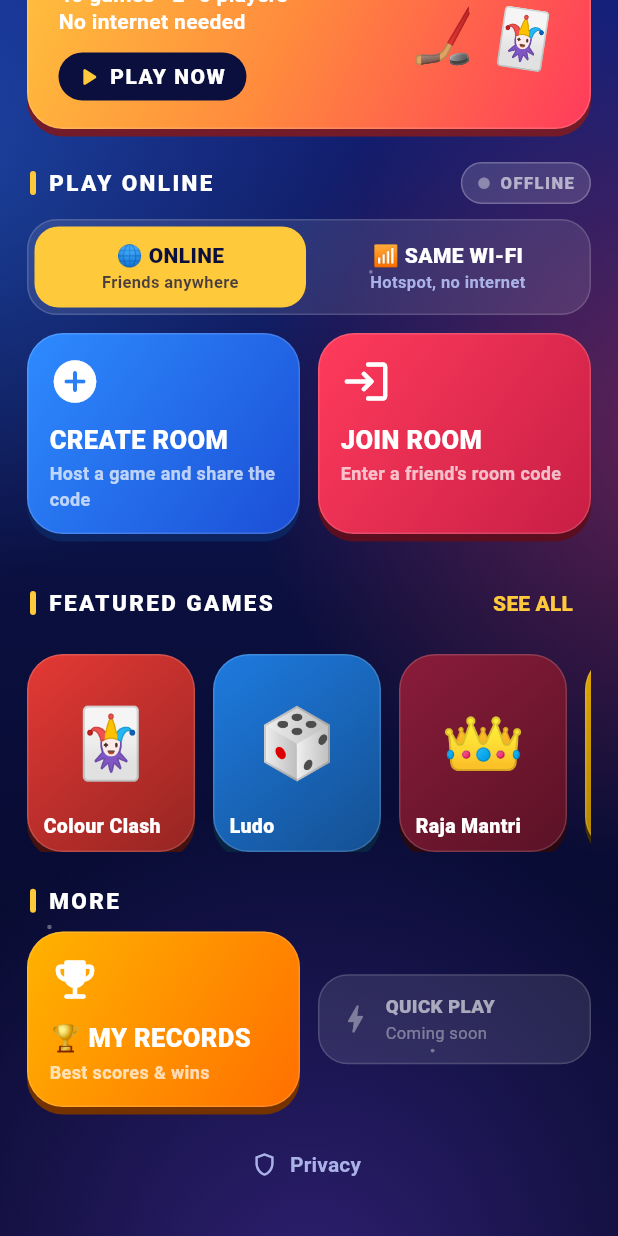
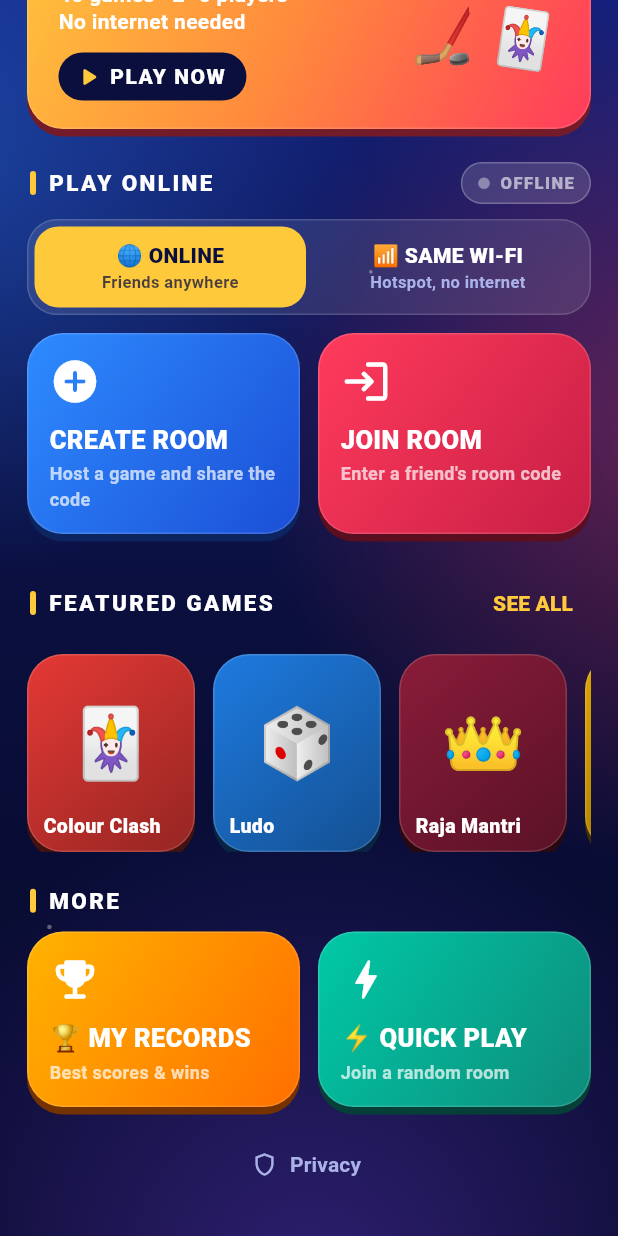
Before and after one commit to shubhamgupta24b-rgb/Two-player-online, a Flutter app: the HomeScreen screen opened directly, scrolled down 176 dp, on a phone screen of 412 x 824 dp. Run offline on Flutter 3.47's test engine with Material 3 defaults, Android fonts, the phone set to English and light mode, and no system bars; our stand-ins replace shared_preferences, socket_io_client; accounts and stored records are empty.

Commit message:
Quick Play: join a random open room, for any game or one you pick
- Server: quick_play matches you into an open public room (fullest first),
  or opens a new public room (up to 6) that the next quick players join.
  Rooms made with CREATE ROOM stay private
- Home: QUICK PLAY card opens a screen with ANY GAME or the game grid
- Lobby: Quick Play rooms are labelled as open to everyone

Tests: server 85

Co-Authored-By: Claude Opus 5.5 <noreply@anthropic.com>

```diff
--- a/mobile/lib/core/room/room_manager.dart
+++ b/mobile/lib/core/room/room_manager.dart
@@ -33,12 +33,14 @@ class Room {
   final List<RoomPlayer> players;
   final Party? party;
   final Set<String> playable; // games that fit the players in the room right now
-  Room(this.code, this.gameType, this.hostId, this.status, this.maxPlayers, this.players, {this.party, this.playable = const {}});
+  final bool isPublic; // a Quick Play room: strangers can be matched into it
+  Room(this.code, this.gameType, this.hostId, this.status, this.maxPlayers, this.players, {this.party, this.playable = const {}, this.isPublic = false});
   factory Room.fromJson(Map j) => Room(
         j['code'], j['gameType'], j['hostId'], j['status'], j['maxPlayers'],
         (j['players'] as List).map((p) => RoomPlayer.fromJson(p as Map)).toList(),
         party: j['party'] == null ? null : Party.fromJson(j['party'] as Map),
         playable: {...((j['playable'] as List?) ?? const []).cast<String>()},
+        isPublic: j['isPublic'] == true,
       );
   bool get allReady => players.length >= 2 && players.every((p) => p.ready && p.connected);
 }
@@ -109,6 +111,9 @@ class RoomManager extends ChangeNotifier {
 
   Future<String?> create(String gameType, int maxPlayers) => _roomCall('create_room', {'gameType': gameType, 'maxPlayers': maxPlayers});
   Future<String?> join(String code) => _roomCall('join_room', {'code': code.trim().toUpperCase()});
+
+  /// Quick Play: matched into a random open room (for [gameType], or any game).
+  Future<String?> quickPlay([String? gameType]) => _roomCall('quick_play', {if (gameType != null) 'gameType': gameType});
   Future<String?> setReady(bool ready) => _roomCall(ready ? 'player_ready' : 'player_unready');
   Future<String?> start() => _roomCall('start_game');
   Future<String?> returnToLobby() => _roomCall('return_to_lobby');
--- a/mobile/lib/features/home/home_screen.dart
+++ b/mobile/lib/features/home/home_screen.dart
@@ -13,6 +13,7 @@ import '../lobby/lobby_screen.dart';
 import '../local_games/local_games_hub_screen.dart';
 import '../local_games/shell/local_game_shell.dart';
 import '../privacy/privacy_screen.dart';
+import '../quick_play/quick_play_screen.dart';
 import '../raja_mantri/rmcs_screen.dart';
 import '../records/records_screen.dart';
 
@@ -133,7 +134,15 @@ class _HomeScreenState extends State<HomeScreen> {
                     ),
                   ),
                   const SizedBox(width: 12),
-                  const Expanded(child: _SoonTile(icon: Icons.bolt_rounded, title: 'QUICK PLAY', subtitle: 'Coming soon')),
+                  Expanded(
+                    child: _ActionCard(
+                      title: '⚡ QUICK PLAY',
+                      subtitle: 'Join a random room',
+                      icon: Icons.bolt_rounded,
+                      colors: const [Color(0xFF00C9A7), Color(0xFF0E8C7B)],
+                      onTap: () => _open(const QuickPlayScreen()),
+                    ),
+                  ),
                 ]),
                 const SizedBox(height: 14),
                 Center(
@@ -463,28 +472,3 @@ class _ActionCard extends StatelessWidget {
         ]),
       );
 }
-
-class _SoonTile extends StatelessWidget {
-  final IconData icon;
-  final String title;
-  final String subtitle;
-  const _SoonTile({required this.icon, required this.title, required this.subtitle});
-  @override
-  Widget build(BuildContext context) => Semantics(
-        label: '$title, coming later',
-        child: Container(
-          padding: const EdgeInsets.all(12),
-          decoration: BoxDecoration(color: AppColors.glass, borderRadius: BorderRadius.circular(20), border: Border.all(color: AppColors.stroke)),
-          child: Row(children: [
-            Icon(icon, color: Colors.white38),
-            const SizedBox(width: 8),
-            Expanded(
-              child: Column(crossAxisAlignment: CrossAxisAlignment.start, children: [
-                Text(title, maxLines: 1, overflow: TextOverflow.ellipsis, style: const TextStyle(color: Colors.white60, fontWeight: FontWeight.w900, fontSize: 12.5)),
-                Text(subtitle, maxLines: 1, overflow: TextOverflow.ellipsis, style: const TextStyle(color: Colors.white38, fontSize: 11)),
-              ]),
-            ),
-          ]),
-        ),
-      );
-}
--- a/mobile/lib/features/lobby/lobby_screen.dart
+++ b/mobile/lib/features/lobby/lobby_screen.dart
@@ -87,7 +87,7 @@ class LobbyScreen extends StatelessWidget {
               ),
               Expanded(
                 child: ListView(padding: const EdgeInsets.fromLTRB(16, 4, 16, 16), children: [
-                  _CodeCard(code: room.code),
+                  _CodeCard(code: room.code, quickPlay: room.isPublic),
                   const SizedBox(height: 14),
                   _GameCard(game: game, fits: fits, playerCount: n, isHost: isHost, onChange: pick),
                   SectionTitle('PLAYERS · $n / ${room.maxPlayers}'),
@@ -138,7 +138,8 @@ class LobbyScreen extends StatelessWidget {
 
 class _CodeCard extends StatelessWidget {
   final String code;
-  const _CodeCard({required this.code});
+  final bool quickPlay; // an open room: players are matched in, no code needed
+  const _CodeCard({required this.code, this.quickPlay = false});
   @override
   Widget build(BuildContext context) => PressableCard(
         semanticLabel: 'Room code $code. Tap to copy',
@@ -148,8 +149,14 @@ class _CodeCard extends StatelessWidget {
           ScaffoldMessenger.of(context).showSnackBar(const SnackBar(content: Text('Code copied')));
         },
         child: Column(children: [
+          if (quickPlay) ...[
+            const Text('⚡ QUICK PLAY ROOM', style: TextStyle(color: Colors.white, fontWeight: FontWeight.w900, letterSpacing: 1.5, fontSize: 15)),
+            const SizedBox(height: 2),
+            const Text('Open to everyone: new players are matched in automatically', textAlign: TextAlign.center, style: TextStyle(color: Colors.white70, fontWeight: FontWeight.w600, fontSize: 12)),
+            const SizedBox(height: 6),
+          ],
           const Text('ROOM CODE', style: TextStyle(color: Colors.white70, fontWeight: FontWeight.w900, letterSpacing: 2, fontSize: 12)),
-          FittedBox(child: Text(code, style: const TextStyle(color: Colors.white, fontSize: 44, fontWeight: FontWeight.w900, letterSpacing: 8))),
+          FittedBox(child: Text(code, style: TextStyle(color: Colors.white, fontSize: quickPlay ? 30 : 44, fontWeight: FontWeight.w900, letterSpacing: 8))),
           const Text('Friends tap JOIN ROOM and enter this code · tap to copy', textAlign: TextAlign.center, style: TextStyle(color: Colors.white70, fontWeight: FontWeight.w600, fontSize: 12)),
         ]),
       );
```
Also changed, not shown: mobile/lib/features/quick_play/quick_play_screen.dart (added, +101 -0 lines), 5 other files.
